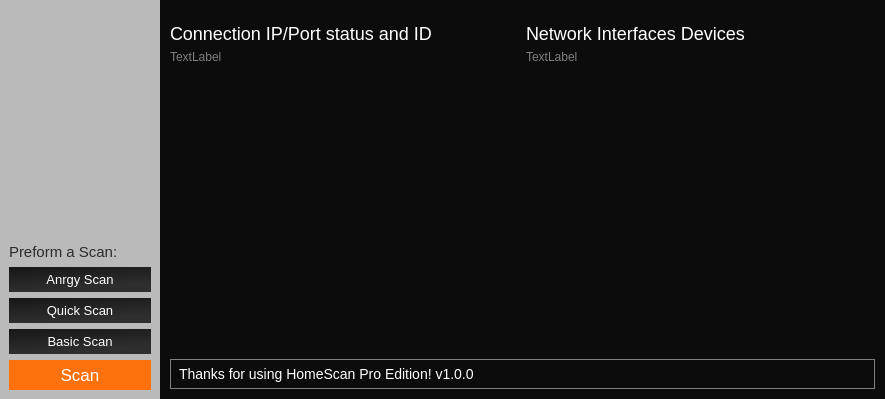
First picture: the form in mainwindow.ui, repository hunterjreid/HomeScan, before the edit; both pictures show x 0 to 885 and y 451 to 850 of the 885 by 850 pixel window.
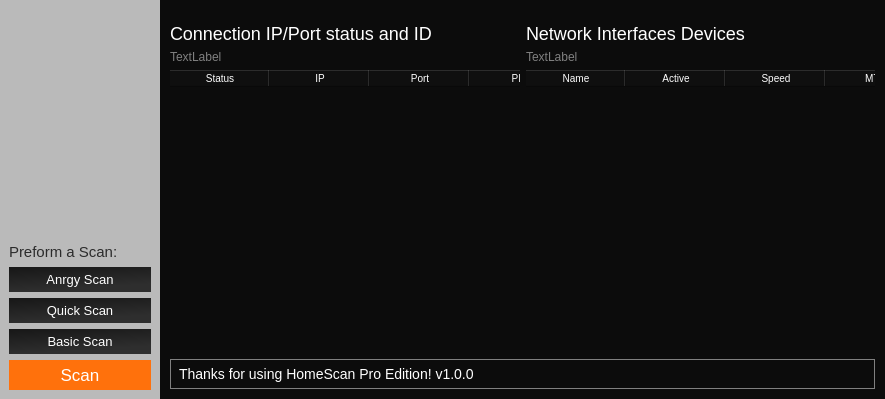
Second picture: the form after the edit. Icons and pictures are not drawn. Custom widgets are drawn as their Qt base class.

Commit message: changed tiny corner on table!

Patch:
```diff
--- a/mainwindow.ui
+++ b/mainwindow.ui
@@ -1061,8 +1061,11 @@
               <property name="alternatingRowColors">
                <bool>false</bool>
               </property>
-              <attribute name="horizontalHeaderVisible">
+              <property name="cornerButtonEnabled">
                <bool>false</bool>
+              </property>
+              <attribute name="horizontalHeaderVisible">
+               <bool>true</bool>
               </attribute>
               <attribute name="horizontalHeaderHighlightSections">
                <bool>false</bool>
@@ -1330,7 +1333,7 @@
                <enum>Qt::ScrollBarAlwaysOff</enum>
               </property>
               <attribute name="horizontalHeaderVisible">
-               <bool>false</bool>
+               <bool>true</bool>
               </attribute>
               <column>
                <property name="text">
```
The commit also changes 2 other files.
